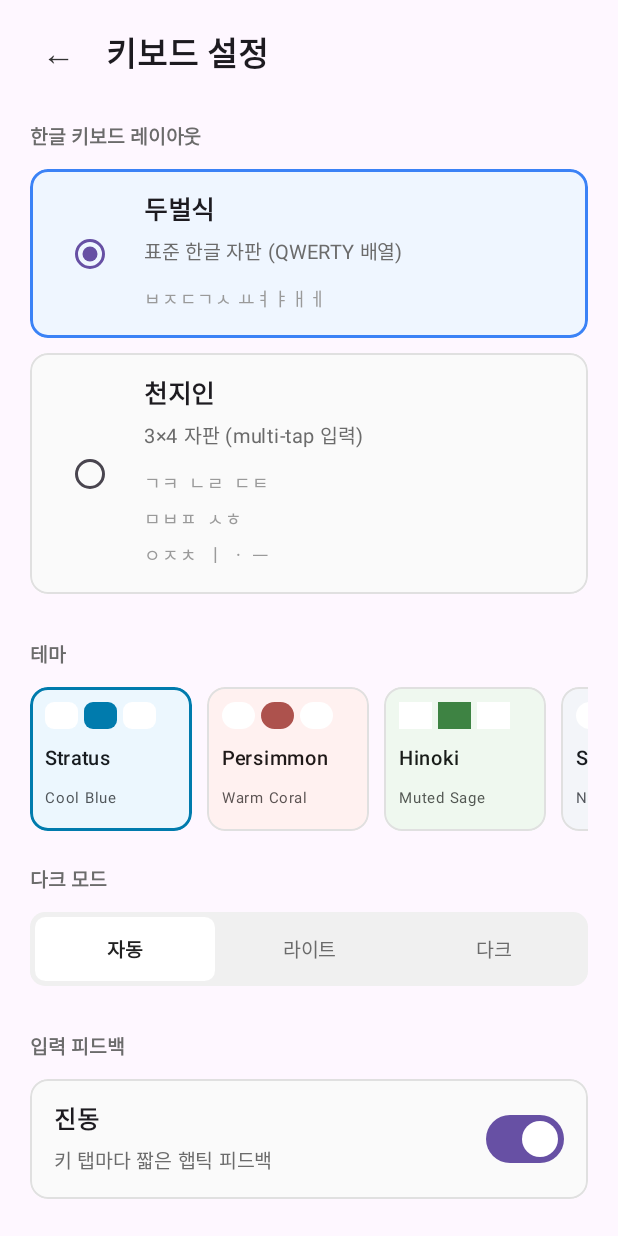
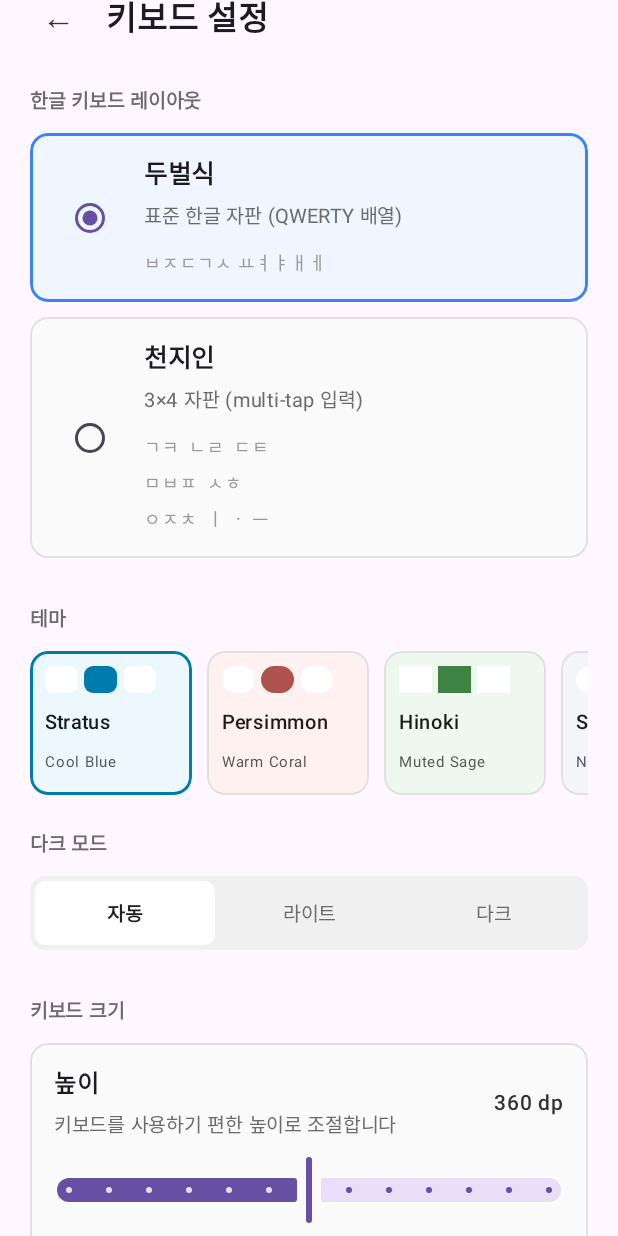
Before and after one commit to ccy5123/kor_based_jap, an Android app built with Jetpack Compose: the screen it shows after launch (SettingsActivity), after a tap on "키보드 설정 (레이아웃 / 햅틱)", on a phone screen of 412 x 824 dp. Run offline under Robolectric (Android 15) with nearby library versions, the phone set to English and light mode, and no system bars.

Commit message:
feat(android): user-adjustable keyboard height (240-480 dp slider)
Hard-coded 312 dp was too short on tall phones and too tall on small
ones; people's preference varies, so expose it.

- KeyboardPreferences: HEIGHT_KEY (intPreferencesKey) + heightFlow /
  setHeight, MIN/MAX/DEFAULT constants (240 / 480 / 360 dp).
- KeyboardSurface: heightDp parameter replaces the .height(312.dp)
  literal on the root Column.
- KorJpnImeService: collectAsState on heightFlow, threads heightDp
  into KeyboardSurface so live drags re-render the IME instantly.
- SettingsScreen: 키보드 크기 section with Material3 Slider, current-
  value readout, and min/max labels.

Default 360 dp gives the comfortable middle for the 5-row Beolsik
layout while still leaving editor room on shorter phones.

Co-Authored-By: Claude Opus 4.7 (1M context) <noreply@anthropic.com>

```diff
--- a/android/app/src/main/java/io/github/ccy5123/korjpnime/KorJpnImeService.kt
+++ b/android/app/src/main/java/io/github/ccy5123/korjpnime/KorJpnImeService.kt
@@ -165,6 +165,8 @@ class KorJpnImeService :
                 .collectAsState(initial = ThemeMode.AUTO)
             val haptics by KeyboardPreferences.hapticsFlow(applicationContext)
                 .collectAsState(initial = true)
+            val heightDp by KeyboardPreferences.heightFlow(applicationContext)
+                .collectAsState(initial = KeyboardPreferences.DEFAULT_HEIGHT_DP)
             val candidateList by candidates.collectAsState()
 
             val direction = DIRECTIONS.firstOrNull { it.id == directionId } ?: DIRECTIONS.first()
@@ -181,6 +183,7 @@ class KorJpnImeService :
                         direction = direction,
                         dark = dark,
                         mode = mode,
+                        heightDp = heightDp,
                         candidates = candidateList,
                         onCandidatePick = ::handleCandidatePick,
                         onAction = ::handleAction,
--- a/android/app/src/main/java/io/github/ccy5123/korjpnime/data/KeyboardPreferences.kt
+++ b/android/app/src/main/java/io/github/ccy5123/korjpnime/data/KeyboardPreferences.kt
@@ -5,6 +5,7 @@ import androidx.datastore.core.DataStore
 import androidx.datastore.preferences.core.Preferences
 import androidx.datastore.preferences.core.booleanPreferencesKey
 import androidx.datastore.preferences.core.edit
+import androidx.datastore.preferences.core.intPreferencesKey
 import androidx.datastore.preferences.core.stringPreferencesKey
 import androidx.datastore.preferences.preferencesDataStore
 import io.github.ccy5123.korjpnime.theme.KeyboardMode
@@ -31,9 +32,21 @@ object KeyboardPreferences {
     private val HAPTICS_KEY = booleanPreferencesKey("haptics_enabled")
     private val DIRECTION_KEY = stringPreferencesKey("theme_direction")
     private val THEME_MODE_KEY = stringPreferencesKey("theme_mode")
+    private val HEIGHT_KEY = intPreferencesKey("keyboard_height_dp")
 
     /** Default theme direction id — d1 Stratus (cool blue, rounded, chip strip). */
     const val DEFAULT_DIRECTION_ID = "d1"
+
+    /**
+     * Default keyboard surface height in dp.  360 dp is the comfortable
+     * middle ground for the 5-row Beolsik layout (~70 dp/row including
+     * gaps) while still leaving display area for the editor on shorter
+     * phones; user can resize via [HEIGHT_KEY].
+     */
+    const val DEFAULT_HEIGHT_DP = 360
+    /** User-adjustable bounds for the keyboard height slider. */
+    const val MIN_HEIGHT_DP = 240
+    const val MAX_HEIGHT_DP = 480
 
     /** Stream of the current keyboard layout mode.  Defaults to 두벌식. */
     fun modeFlow(context: Context): Flow<KeyboardMode> =
@@ -79,4 +92,17 @@ object KeyboardPreferences {
     suspend fun setThemeMode(context: Context, mode: ThemeMode) {
         context.dataStore.edit { it[THEME_MODE_KEY] = mode.name }
     }
+
+    /** Stream of the user's selected keyboard height in dp. */
+    fun heightFlow(context: Context): Flow<Int> =
+        context.dataStore.data.map { prefs ->
+            (prefs[HEIGHT_KEY] ?: DEFAULT_HEIGHT_DP)
+                .coerceIn(MIN_HEIGHT_DP, MAX_HEIGHT_DP)
+        }
+
+    suspend fun setHeight(context: Context, dp: Int) {
+        context.dataStore.edit {
+            it[HEIGHT_KEY] = dp.coerceIn(MIN_HEIGHT_DP, MAX_HEIGHT_DP)
+        }
+    }
 }
--- a/android/app/src/main/java/io/github/ccy5123/korjpnime/keyboard/KeyboardSurface.kt
+++ b/android/app/src/main/java/io/github/ccy5123/korjpnime/keyboard/KeyboardSurface.kt
@@ -20,8 +20,8 @@ import io.github.ccy5123.korjpnime.theme.tokens
 
 /**
  * Full keyboard: top chrome + candidate strip + key grid for the selected mode.
- * Sized to the design's 312 dp keyboard height by default; pass [Modifier.height]
- * to override.
+ * Height is controlled by [heightDp] (default 360 dp); user-adjustable via the
+ * Settings slider, persisted in [io.github.ccy5123.korjpnime.data.KeyboardPreferences].
  */
 // @MX:ANCHOR: [AUTO] Single rendering entry point for the IME — invariant across
 // MainActivity preview, KorJpnImeService.onCreateInputView (D2), and the @Preview matrix.
@@ -34,6 +34,7 @@ fun KeyboardSurface(
     dark: Boolean,
     mode: KeyboardMode,
     modifier: Modifier = Modifier,
+    heightDp: Int = 360,
     candidates: List<String> = emptyList(),
     onCandidatePick: (String) -> Unit = {},
     onAction: (KeyAction) -> Unit = {},
@@ -47,7 +48,7 @@ fun KeyboardSurface(
     Column(
         modifier = modifier
             .fillMaxWidth()
-            .height(312.dp)
+            .height(heightDp.dp)
             .background(tokens.sheet),
     ) {
         TopChrome(tokens = tokens, onSettingsClick = onSettingsClick)
--- a/android/app/src/main/java/io/github/ccy5123/korjpnime/ui/SettingsScreen.kt
+++ b/android/app/src/main/java/io/github/ccy5123/korjpnime/ui/SettingsScreen.kt
@@ -20,13 +20,18 @@ import androidx.compose.foundation.shape.CircleShape
 import androidx.compose.foundation.shape.RoundedCornerShape
 import androidx.compose.foundation.verticalScroll
 import androidx.compose.material3.RadioButton
+import androidx.compose.material3.Slider
+import androidx.compose.material3.SliderDefaults
 import androidx.compose.material3.Switch
 import androidx.compose.material3.Text
 import androidx.compose.runtime.Composable
 import androidx.compose.runtime.LaunchedEffect
 import androidx.compose.runtime.collectAsState
 import androidx.compose.runtime.getValue
+import androidx.compose.runtime.mutableFloatStateOf
+import androidx.compose.runtime.remember
 import androidx.compose.runtime.rememberCoroutineScope
+import androidx.compose.runtime.setValue
 import androidx.compose.ui.Alignment
 import androidx.compose.ui.Modifier
 import androidx.compose.ui.draw.clip
@@ -69,6 +74,8 @@ fun SettingsScreen(onClose: () -> Unit) {
         .collectAsState(initial = ThemeMode.AUTO)
     val haptics by KeyboardPreferences.hapticsFlow(context)
         .collectAsState(initial = true)
+    val heightDp by KeyboardPreferences.heightFlow(context)
+        .collectAsState(initial = KeyboardPreferences.DEFAULT_HEIGHT_DP)
 
     Column(
         modifier = Modifier
@@ -119,6 +126,15 @@ fun SettingsScreen(onClose: () -> Unit) {
             onChange = { newMode ->
                 scope.launch { KeyboardPreferences.setThemeMode(context, newMode) }
             },
+        )
+
+        Spacer(Modifier.height(28.dp))
+        SectionLabel("키보드 크기")
+        Spacer(Modifier.height(10.dp))
+
+        HeightSlider(
+            heightDp = heightDp,
+            onChange = { dp -> scope.launch { KeyboardPreferences.setHeight(context, dp) } },
         )
 
         Spacer(Modifier.height(28.dp))
@@ -333,6 +349,71 @@ private fun ModeCard(
     }
 }
 
+/**
+ * Keyboard height slider.  Drives a local float state so the thumb tracks the
+ * finger smoothly, then writes the rounded int to DataStore on each value
+ * change — DataStore coalesces rapid writes so this is fine.  Range pulled
+ * from [KeyboardPreferences] so MIN / MAX / DEFAULT live in one place.
+ */
+@Composable
+private fun HeightSlider(
+    heightDp: Int,
+    onChange: (Int) -> Unit,
+) {
+    var localValue by remember(heightDp) { mutableFloatStateOf(heightDp.toFloat()) }
+    val min = KeyboardPreferences.MIN_HEIGHT_DP
+    val max = KeyboardPreferences.MAX_HEIGHT_DP
+
+    Column(
+        modifier = Modifier
+            .fillMaxWidth()
+            .clip(RoundedCornerShape(12.dp))
+            .background(Color(0xFFFAFAFA))
+            .border(1.dp, Color(0xFFE0E0E0), RoundedCornerShape(12.dp))
+            .padding(horizontal = 16.dp, vertical = 14.dp),
+    ) {
+        Row(
+            modifier = Modifier.fillMaxWidth(),
+            verticalAlignment = Alignment.CenterVertically,
+            horizontalArrangement = Arrangement.SpaceBetween,
+        ) {
+            Column(modifier = Modifier.weight(1f)) {
+                Text(text = "높이", fontSize = 16.sp, fontWeight = FontWeight.SemiBold)
+                Spacer(Modifier.height(4.dp))
+                Text(
+                    text = "키보드를 사용하기 편한 높이로 조절합니다",
+                    fontSize = 13.sp,
+                    color = Color(0xFF6B6B6B),
+                )
+            }
+            Text(
+                text = "${localValue.toInt()} dp",
+                fontSize = 14.sp,
+                fontWeight = FontWeight.SemiBold,
+                color = Color(0xFF333333),
+            )
+        }
+        Spacer(Modifier.height(8.dp))
+        Slider(
+            value = localValue,
+            onValueChange = {
+                localValue = it
+                onChange(it.toInt())
+            },
+            valueRange = min.toFloat()..max.toFloat(),
+            steps = (max - min) / 20 - 1, // ~20 dp granularity
+            colors = SliderDefaults.colors(),
+        )
+        Row(
+            modifier = Modifier.fillMaxWidth(),
+            horizontalArrangement = Arrangement.SpaceBetween,
+        ) {
+            Text(text = "$min dp", fontSize = 11.sp, color = Color(0xFF9A9A9A))
+            Text(text = "$max dp", fontSize = 11.sp, color = Color(0xFF9A9A9A))
+        }
+    }
+}
+
 @Composable
 private fun ToggleRow(
     title: String,
```
